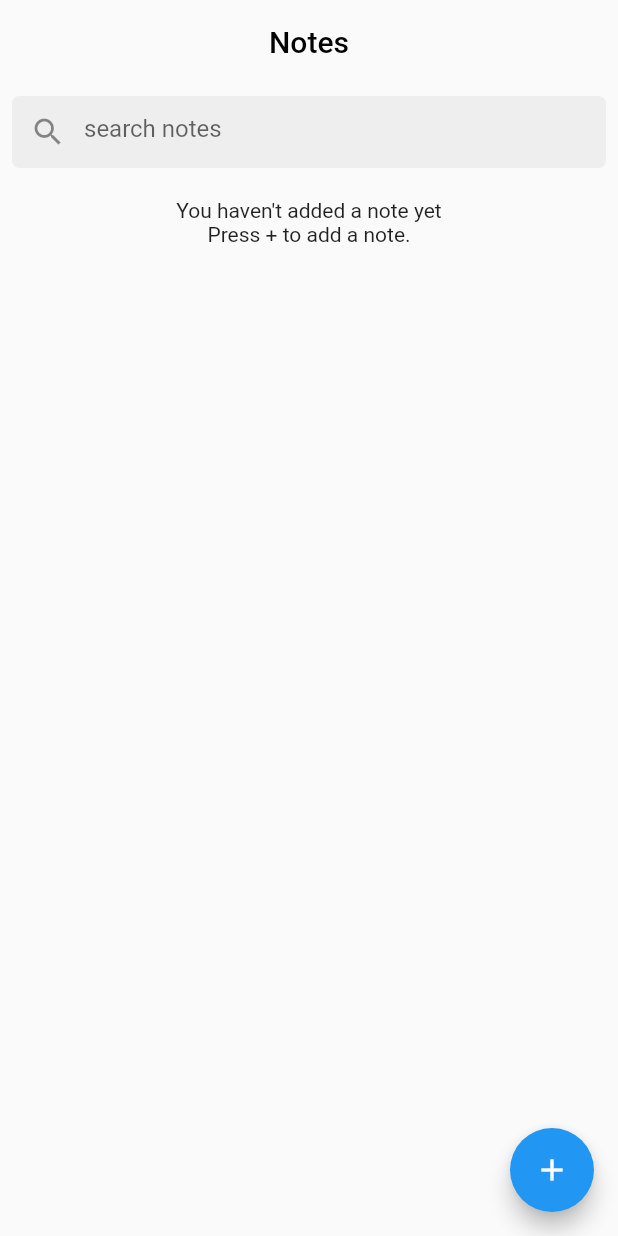
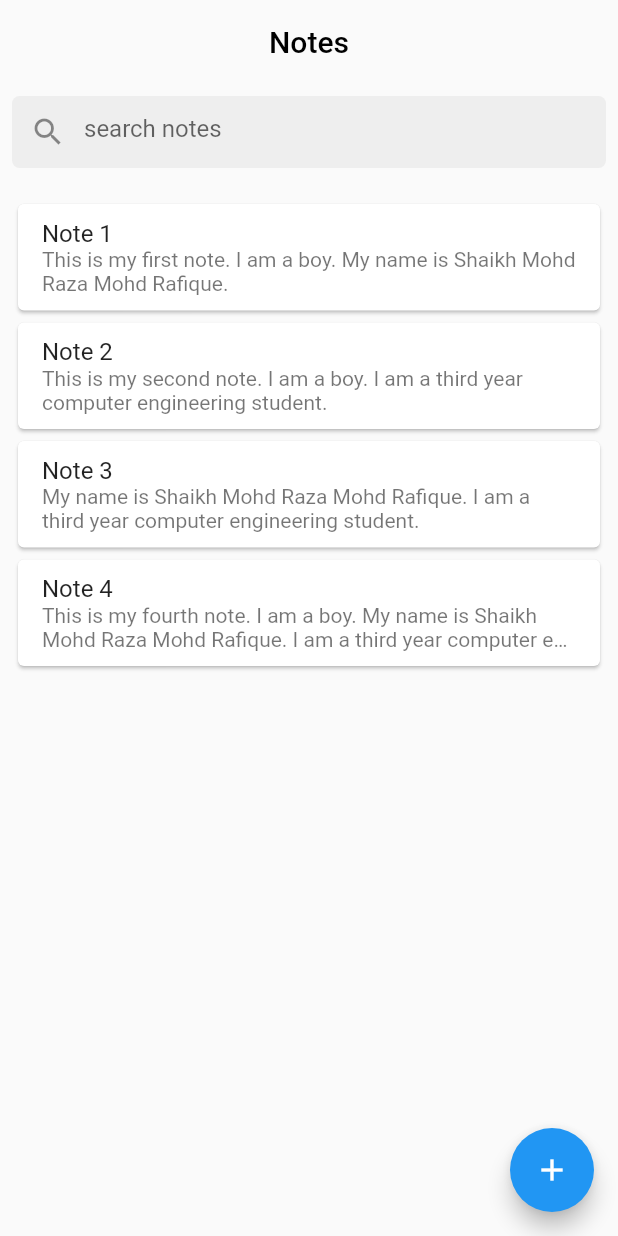
Before and after one commit to MR-Square/Flutter-old, a Flutter app: the screen it shows after launch, on a phone screen of 412 x 824 dp. Run offline on Flutter 3.47's test engine with Material 2 defaults, Android fonts, the phone set to English and light mode, and no system bars.

Commit message:
added: add note page

```diff
--- a/flutter_day4.txt
+++ b/flutter_day4.txt
@@ -0,0 +1,4 @@
+Title :
+
+leading:
+property of AppBar()
--- a/notes_app/lib/views/pages/home_page.dart
+++ b/notes_app/lib/views/pages/home_page.dart
@@ -1,6 +1,7 @@
 import 'package:flutter/material.dart';
 import 'package:notes_app/models/note.dart';
 import 'package:notes_app/views/pages/add_note_page.dart';
+import 'package:notes_app/views/pages/note_page.dart';
 
 class HomePage extends StatefulWidget {
   const HomePage({super.key});
@@ -13,31 +14,45 @@ class _HomePageState extends State<HomePage> {
   final searchController = TextEditingController();
   final searchFocusNode = FocusNode();
   var isSearching = false;
-  List<Note> notes = [];
-  /*Note(
+  List<Note> allNotes = [
+    Note(
         title: "Note 1",
         note:
-            "This is my first note. I am a boy. My name is Shaikh Mohd Raza Mohd Rafique. I am a third year computer engineering student.",
+            "This is my first note. I am a boy. My name is Shaikh Mohd Raza Mohd Rafique.",
         updatedAt: DateTime.now()),
     Note(
         title: "Note 2",
         note:
-            "This is my second note. I am a boy. My name is Shaikh Mohd Raza Mohd Rafique. I am a third year computer engineering student.",
+            "This is my second note. I am a boy. I am a third year computer engineering student.",
         updatedAt: DateTime.now()),
     Note(
         title: "Note 3",
         note:
-            "This is my third note. I am a boy. My name is Shaikh Mohd Raza Mohd Rafique. I am a third year computer engineering student.",
+            "My name is Shaikh Mohd Raza Mohd Rafique. I am a third year computer engineering student.",
         updatedAt: DateTime.now()),
     Note(
         title: "Note 4",
         note:
             "This is my fourth note. I am a boy. My name is Shaikh Mohd Raza Mohd Rafique. I am a third year computer engineering student.",
         updatedAt: DateTime.now()),
-  ];*/
+  ];
 
   @override
   Widget build(BuildContext context) {
+    List<Note> notes;
+    if (isSearching) {
+      notes = allNotes
+          .where((note) =>
+              note.title!
+                  .toLowerCase()
+                  .contains(searchController.text.toLowerCase()) ||
+              note.note!
+                  .toLowerCase()
+                  .contains(searchController.text.toLowerCase()))
+          .toList();
+    } else {
+      notes = allNotes;
+    }
     return Scaffold(
       appBar: AppBar(
         title: const Text(
@@ -80,18 +95,10 @@ class _HomePageState extends State<HomePage> {
                   // print(value);
                   if (value.isNotEmpty) {
                     isSearching = true;
-                    var searchResult = notes
-                        .where((note) =>
-                            note.title!
-                                .toLowerCase()
-                                .contains(value.toLowerCase()) ||
-                            note.note!
-                                .toLowerCase()
-                                .contains(value.toLowerCase()))
-                        .toList();
-
-                    notes = searchResult;
+                  } else {
+                    isSearching = false;
                   }
+                  // (value.isNotEmpty)?isSearching=true:isSearching=false;
                   setState(() {});
                 },
                 decoration: InputDecoration(
@@ -126,8 +133,10 @@ class _HomePageState extends State<HomePage> {
               height: 20.0,
             ),
             notes.isEmpty
-                ? const Text(
-                    "You haven't added a note yet\nPress + to add a note.",
+                ? Text(
+                    isSearching
+                        ? "Note not found"
+                        : "You haven't added a note yet\nPress + to add a note.",
                     textAlign: TextAlign.center,
                   )
                 : Expanded(
@@ -142,7 +151,14 @@ class _HomePageState extends State<HomePage> {
                                   maxLines: 2,
                                   overflow: TextOverflow.ellipsis,
                                 ),
-                                onTap: () {},
+                                onTap: () {
+                                  Navigator.push(
+                                      context,
+                                      MaterialPageRoute(
+                                          builder: (context) => NotePage(
+                                                note: notes[index],
+                                              )));
+                                },
                                 minVerticalPadding: 10.0,
                               ),
                             )),
```
Also changed, not shown: notes_app/lib/views/pages/note_page.dart (added, +61 -0 lines).
